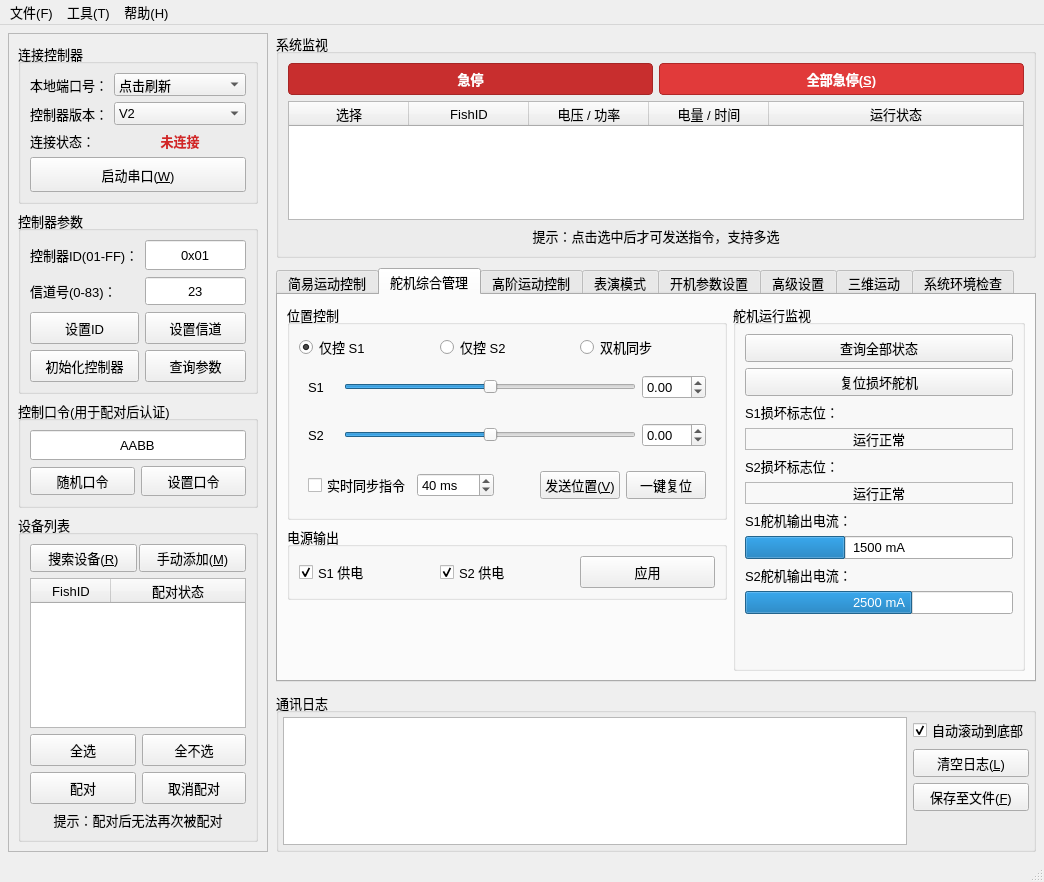
Above: Lanucher_UI.ui from Drzad1024/bionic-robotic-koi-lanucher before the change. Below: the same form after it.
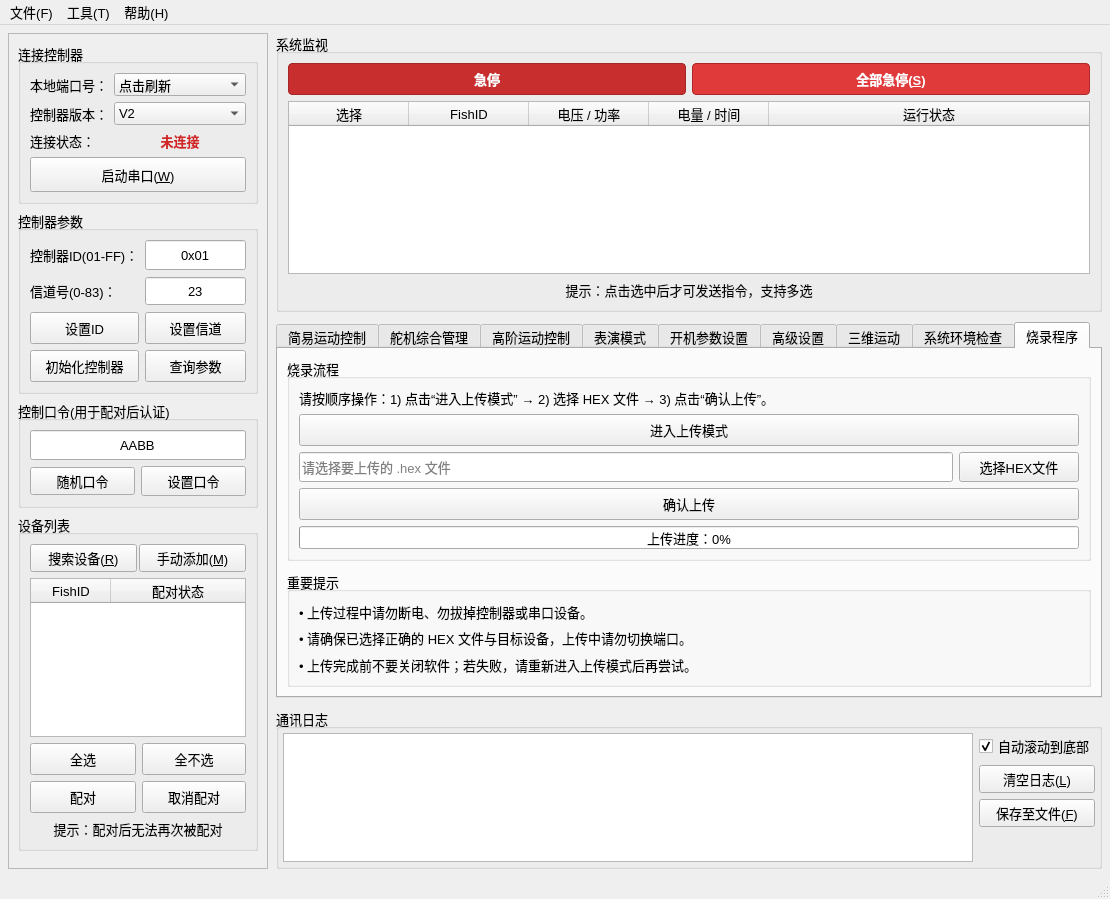
That is the form after the change. The open tabs and pages were chosen to show the change.

Commit message: update main and launcher ui to latest

```diff
--- a/Lanucher_UI.ui
+++ b/Lanucher_UI.ui
@@ -6,8 +6,8 @@
    <rect>
     <x>0</x>
     <y>0</y>
-    <width>1044</width>
-    <height>882</height>
+    <width>1110</width>
+    <height>890</height>
    </rect>
   </property>
   <property name="font">
@@ -1066,7 +1066,7 @@
                     <string>仅控 S1</string>
                    </property>
                    <property name="checked">
-                    <bool>true</bool>
+                    <bool>false</bool>
                    </property>
                   </widget>
                  </item>
@@ -1082,6 +1082,9 @@
                    <property name="text">
                     <string>双机同步</string>
                    </property>
+                   <property name="checked">
+                    <bool>true</bool>
+                   </property>
                   </widget>
                  </item>
                 </layout>
@@ -3466,6 +3469,149 @@
           </item>
          </layout>
         </widget>
+        <widget class="QWidget" name="tab_FirmwareBurn">
+         <attribute name="title">
+          <string>烧录程序</string>
+         </attribute>
+         <layout class="QVBoxLayout" name="verticalLayout_FirmwareBurn">
+          <property name="spacing">
+           <number>10</number>
+          </property>
+          <item>
+           <widget class="QGroupBox" name="grp_FirmwareFlow">
+            <property name="title">
+             <string>烧录流程</string>
+            </property>
+            <layout class="QVBoxLayout" name="verticalLayout_FirmwareFlow">
+             <item>
+              <widget class="QLabel" name="lbl_FirmwareStepHint">
+               <property name="text">
+                <string>请按顺序操作：1) 点击“进入上传模式” → 2) 选择 HEX 文件 → 3) 点击“确认上传”。</string>
+               </property>
+               <property name="wordWrap">
+                <bool>true</bool>
+               </property>
+              </widget>
+             </item>
+             <item>
+              <widget class="QPushButton" name="btn_EnterUploadMode">
+               <property name="minimumSize">
+                <size>
+                 <width>0</width>
+                 <height>32</height>
+                </size>
+               </property>
+               <property name="text">
+                <string>进入上传模式</string>
+               </property>
+              </widget>
+             </item>
+             <item>
+              <layout class="QHBoxLayout" name="horizontalLayout_HexFile">
+               <item>
+                <widget class="QLineEdit" name="lineEdit_HexFilePath">
+                 <property name="minimumSize">
+                  <size>
+                   <width>0</width>
+                   <height>30</height>
+                  </size>
+                 </property>
+                 <property name="readOnly">
+                  <bool>true</bool>
+                 </property>
+                 <property name="placeholderText">
+                  <string>请选择要上传的 .hex 文件</string>
+                 </property>
+                </widget>
+               </item>
+               <item>
+                <widget class="QPushButton" name="btn_SelectHexFile">
+                 <property name="minimumSize">
+                  <size>
+                   <width>120</width>
+                   <height>30</height>
+                  </size>
+                 </property>
+                 <property name="text">
+                  <string>选择HEX文件</string>
+                 </property>
+                </widget>
+               </item>
+              </layout>
+             </item>
+             <item>
+              <widget class="QPushButton" name="btn_ConfirmUpload">
+               <property name="minimumSize">
+                <size>
+                 <width>0</width>
+                 <height>32</height>
+                </size>
+               </property>
+               <property name="text">
+                <string>确认上传</string>
+               </property>
+              </widget>
+             </item>
+             <item>
+              <widget class="QProgressBar" name="progressBar_FirmwareUpload">
+               <property name="minimum">
+                <number>0</number>
+               </property>
+               <property name="maximum">
+                <number>100</number>
+               </property>
+               <property name="value">
+                <number>0</number>
+               </property>
+               <property name="format">
+                <string>上传进度：%p%</string>
+               </property>
+              </widget>
+             </item>
+            </layout>
+           </widget>
+          </item>
+          <item>
+           <widget class="QGroupBox" name="grp_FirmwareSafety">
+            <property name="title">
+             <string>重要提示</string>
+            </property>
+            <layout class="QVBoxLayout" name="verticalLayout_FirmwareSafety">
+             <item>
+              <widget class="QLabel" name="lbl_FirmwareWarn1">
+               <property name="text">
+                <string>• 上传过程中请勿断电、勿拔掉控制器或串口设备。</string>
+               </property>
+               <property name="wordWrap">
+                <bool>true</bool>
+               </property>
+              </widget>
+             </item>
+             <item>
+              <widget class="QLabel" name="lbl_FirmwareWarn2">
+               <property name="text">
+                <string>• 请确保已选择正确的 HEX 文件与目标设备，上传中请勿切换端口。</string>
+               </property>
+               <property name="wordWrap">
+                <bool>true</bool>
+               </property>
+              </widget>
+             </item>
+             <item>
+              <widget class="QLabel" name="lbl_FirmwareWarn3">
+               <property name="text">
+                <string>• 上传完成前不要关闭软件；若失败，请重新进入上传模式后再尝试。</string>
+               </property>
+               <property name="wordWrap">
+                <bool>true</bool>
+               </property>
+              </widget>
+             </item>
+            </layout>
+           </widget>
+          </item>
+         </layout>
+        </widget>
        </widget>
       </item>
       <item>
@@ -3567,7 +3713,7 @@
     <rect>
      <x>0</x>
      <y>0</y>
-     <width>1044</width>
+     <width>1110</width>
      <height>33</height>
     </rect>
    </property>
```
Left out of the diff: 4 changed lines with no effect on the pictures. The commit also changes 2 other files.
